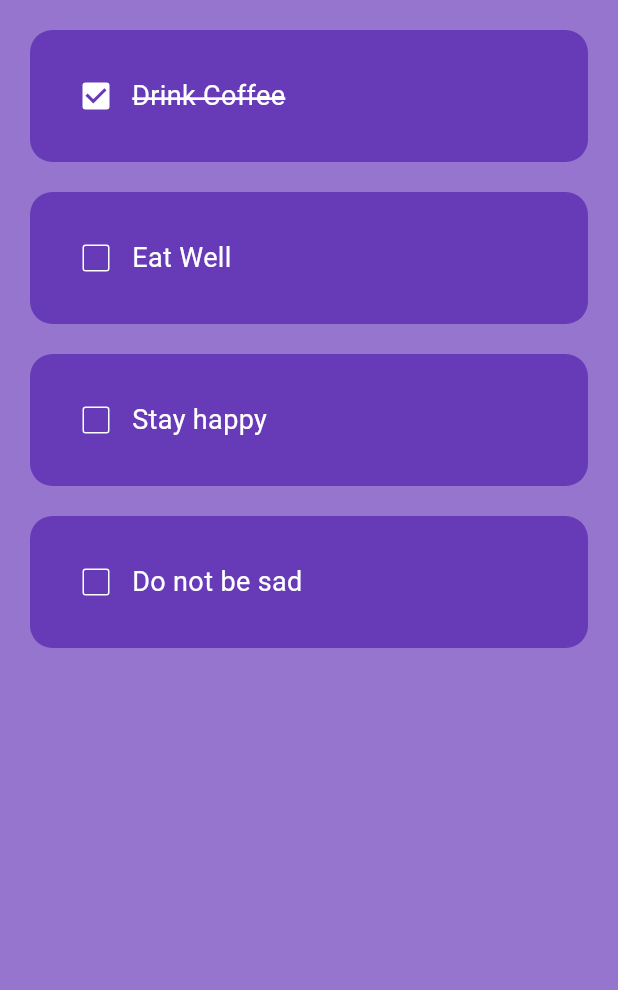
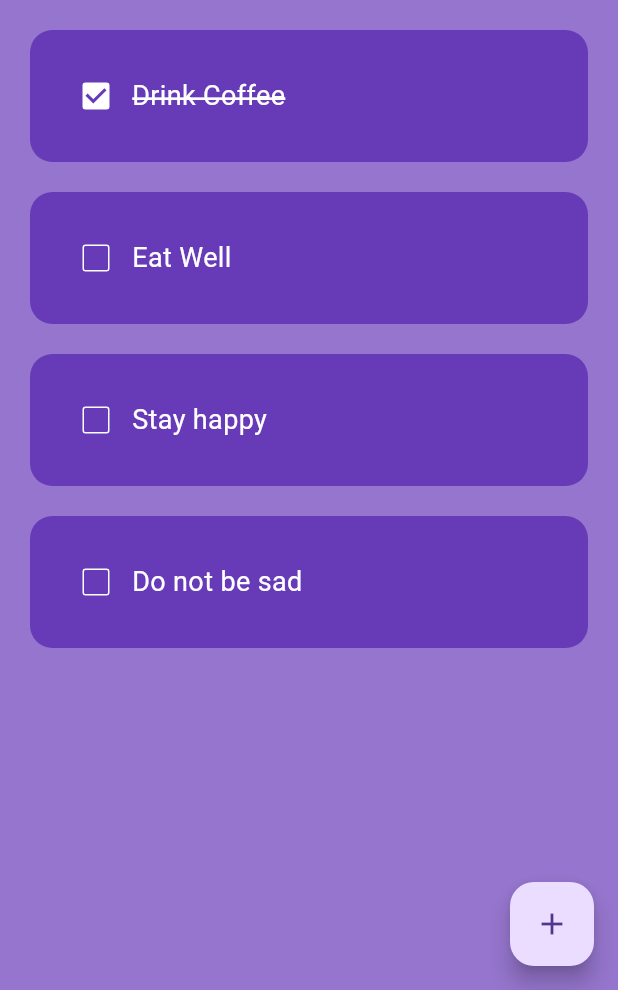
Before and after one commit to TukhtayevaRoziya/flutter_learn, a Flutter app: the screen it shows after launch, on a phone screen of 412 x 824 dp, the part 246-1236 px from its top. Run offline on Flutter 3.47's test engine with Material 3 defaults, Android fonts, the phone set to English and light mode, and no system bars.

Commit message:
todo list

```diff
--- a/my_app_1/lib/pages2/home_page.dart
+++ b/my_app_1/lib/pages2/home_page.dart
@@ -41,6 +41,10 @@ class _HomePageState extends State<HomePage> {
                 taskCompleted: toDoList[index][1],
                 onChanged: (value) => checkboxChanged(index),
               );
-            }));
+            }),
+        floatingActionButton: FloatingActionButton(
+            onPressed: () {}, child: const Icon(Icons.add)));
+
+    // )
   }
 }
```
